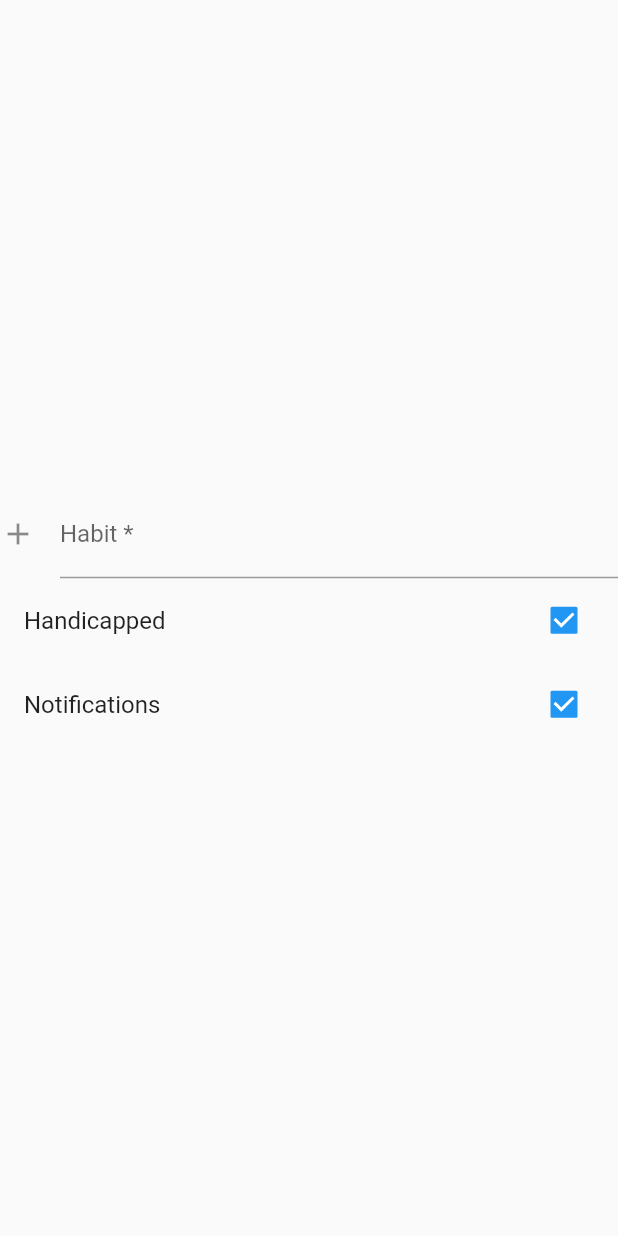
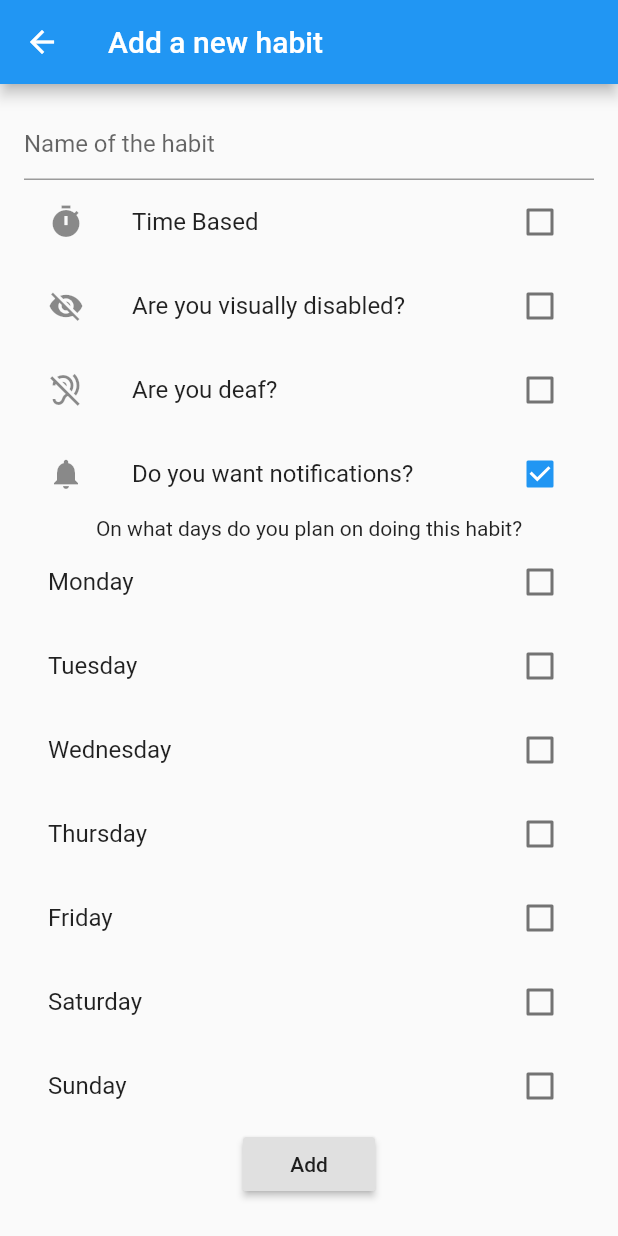
Before and after one commit to MauResendez/HabitTracker, a Flutter app: the CreateScreen screen opened directly, on a phone screen of 412 x 824 dp. Run offline on Flutter 3.47's test engine with Material 2 defaults, Android fonts, the phone set to English and light mode, and no system bars; our stand-ins replace cloud_firestore, firebase_auth, firebase_core, progress_dialog, string_validator; accounts and stored records are empty; network calls fail.

Commit message:
Lets you create, delete, and view habits

```diff
--- a/lib/screens/create_screen.dart
+++ b/lib/screens/create_screen.dart
@@ -1,74 +1,138 @@
+import 'package:cloud_firestore/cloud_firestore.dart';
+import 'package:firebase_auth/firebase_auth.dart';
 import 'package:flutter/material.dart';
+import 'package:string_validator/string_validator.dart';
 
-class CreateScreen extends StatefulWidget {
+class CreateScreen extends StatefulWidget
+{
   @override
   _CreateScreenState createState() => _CreateScreenState();
 }
 
-bool isHandicapped = true;
-bool wantNotifications = true;
-String habitTitle;
+void initState()
+{
+
+}
+
+final FirebaseAuth auth = FirebaseAuth.instance;
+final User user = auth.currentUser;
+final uid = user.uid;
 
 class _CreateScreenState extends State<CreateScreen>
 {
+  bool isTimeBased = false;
+  bool isBlind = false;
+  bool isDeaf = false;
+  bool forMonday = false;
+  bool forTuesday = false;
+  bool forWednesday = false;
+  bool forThursday = false;
+  bool forFriday = false;
+  bool forSaturday = false;
+  bool forSunday = false;
+  bool wantNotifications = true;
+  String habitTitle = "";
+
+  final firestore = FirebaseFirestore.instance;
+  final formKey = GlobalKey<FormState>();
+
+  createHabit()
+  {
+    Map<String, dynamic> days =
+    {
+      "Monday": forMonday,
+      "Tuesday": forTuesday,
+      "Wednesday": forWednesday,
+      "Thursday": forThursday,
+      "Friday": forFriday,
+      "Saturday": forSaturday,
+      "Sunday": forSunday,
+    };
+
+    Map<String, dynamic> data =
+    {
+      "Time Based": isTimeBased,
+      "Title": habitTitle,
+      "isBlind": isBlind,
+      "isDeaf": isDeaf,
+      "wantNotifcations": wantNotifications,
+      "Days": days,
+      "UserID": uid,
+      "isComplete": false
+    };
+
+     // !(forMonday == false && forTuesday == false && forWednesday == false && forThursday == false && forFriday == false && forSaturday == false && forSunday == false)
+
+    if(formKey.currentState.validate())
+    {
+      formKey.currentState.save();
+
+      // Take all of the data from form and save it to the database
+      firestore.collection('/habits').add(data);
+
+      isTimeBased = false;
+      isBlind = false;
+      isDeaf = false;
+      forMonday = false;
+      forTuesday = false;
+      forWednesday = false;
+      forThursday = false;
+      forFriday = false;
+      forSaturday = false;
+      forSunday = false;
+      wantNotifications = true;
+
+      Navigator.pop(context);
+    }
+  }
+
   @override
   Widget build(BuildContext context)
   {
-    return Scaffold(
-      body: Column(
-        mainAxisAlignment: MainAxisAlignment.center,
-        children: <Widget>
-        [
-          TextFormField
+    return Scaffold
+    (
+      resizeToAvoidBottomPadding: false,
+      appBar: AppBar
+      (
+        title: Text("Add a new habit"),
+      ),
+      body: SingleChildScrollView
+      (
+        padding: const EdgeInsets.symmetric(vertical: 16.0, horizontal: 16.0),
+        child: Form
+        (
+          key: formKey,
+          child: Column
           (
-            decoration: InputDecoration
-            (
-                icon: Icon(Icons.add),
-                hintText: 'Name Your Habit',
-                labelText: 'Habit *'),
-                onSaved: (input) => habitTitle = input,
+            children: <Widget>
+            [
+              TextFormField
+              (
+                decoration: InputDecoration(hintText: "Name of the habit"),
+                validator: (input) => !input.isNotEmpty ? 'Please enter the habit title' : null,
+                onChanged: (input) => habitTitle = input,
+              ),
+              CheckboxListTile(title: Text("Time Based"), value: isTimeBased, onChanged: (bool value) { setState(() { isTimeBased = value; }); }, secondary: Icon(Icons.timer)),
+              CheckboxListTile(title: Text("Are you visually disabled?"), value: isBlind, onChanged: (bool value) { setState(() { isBlind = value; }); }, secondary: Icon(Icons.visibility_off)),
+              CheckboxListTile(title: Text("Are you deaf?"), value: isDeaf, onChanged: (bool value) { setState(() { isDeaf = value; }); }, secondary: Icon(Icons.hearing_disabled)),
+              CheckboxListTile(title: Text("Do you want notifications?"), value: wantNotifications, onChanged: (bool value) { setState(() { wantNotifications = value; }); }, secondary: Icon(Icons.notifications)),
+              Text("On what days do you plan on doing this habit?"),
+              CheckboxListTile(title: Text("Monday"), value: forMonday, onChanged: (bool value) { setState(() { forMonday = value; }); }),
+              CheckboxListTile(title: Text("Tuesday"), value: forTuesday, onChanged: (bool value) { setState(() { forTuesday = value; }); }),
+              CheckboxListTile(title: Text("Wednesday"), value: forWednesday, onChanged: (bool value) { setState(() { forWednesday = value; }); }),
+              CheckboxListTile(title: Text("Thursday"), value: forThursday, onChanged: (bool value) { setState(() { forThursday = value; }); }),
+              CheckboxListTile(title: Text("Friday"), value: forFriday, onChanged: (bool value) { setState(() { forFriday = value; }); }),
+              CheckboxListTile(title: Text("Saturday"), value: forSaturday, onChanged: (bool value) { setState(() { forSaturday = value; }); }),
+              CheckboxListTile(title: Text("Sunday"), value: forSunday, onChanged: (bool value) { setState(() { forSunday = value; }); }),
+              RaisedButton(onPressed: createHabit, child: Text("Add"))
+            ],
           ),
-          CheckboxListTile
-          (
-              title: Text("Handicapped"),
-              value: isHandicapped,
-              onChanged: (value)
-              {
-                setState(()
-                {
-                  isHandicapped = value;
-                });
-              }
-          ),
-          CheckboxListTile
-          (
-              title: Text("Notifications"),
-              value: wantNotifications,
-              onChanged: (value)
-              {
-                setState(()
-                {
-                  wantNotifications = value;
-                });
-              }
-          ),
-        ],
-      ),
+        ),
+      )
     );
   }
+
+
+
+
 }
-
-          /*TextFormField(
-            decoration: InputDecoration(labelText: 'title'),
-            validator: (input) => !input.contains('@') || !input.isNotEmpty
-                ? 'Please enter Habit Name'
-                : null,
-            onSaved: (input) => /*title*/ = input,
-          ),
-          TextFormField(
-            decoration: InputDecoration(labelText: 'Password'),
-            validator: (input) =>
-                !input.isNotEmpty ? 'Please enter a valid password' : null,
-            onSaved: (input) => /*password*/ = input,
-            obscureText: true,
-            */
--- a/lib/screens/profile_screen.dart
+++ b/lib/screens/profile_screen.dart
@@ -64,7 +64,7 @@ class _ProfileScreenState extends State<ProfileScreen> {
                             height: 5.0,
                           ),
                           Text(
-                            snapshot.data['username'],
+                            snapshot.data['firstName'] + ' ' + snapshot.data['lastName'],
                             style: TextStyle(
                               fontSize: 22.0,
                               color: Colors.white,
--- a/pubspec.yaml
+++ b/pubspec.yaml
@@ -27,6 +27,8 @@ dependencies:
   firebase_core: ^0.5.0
   firebase_analytics: ^6.0.1
   cloud_firestore: ^0.14.1+2
+  date_field: ^0.3.2
+  progress_dialog: ^1.2.4
   flutter:
     sdk: flutter
 
```
Also changed, not shown: lib/main.dart (+25 -12 lines), lib/screens/home_screen.dart (+42 -104 lines), lib/screens/login_screen.dart (+48 -38 lines), lib/screens/main_screen.dart (+5 -9 lines), lib/screens/register_screen.dart (+59 -43 lines), lib/services/auth_service.dart (+22 -21 lines), pubspec.lock.
